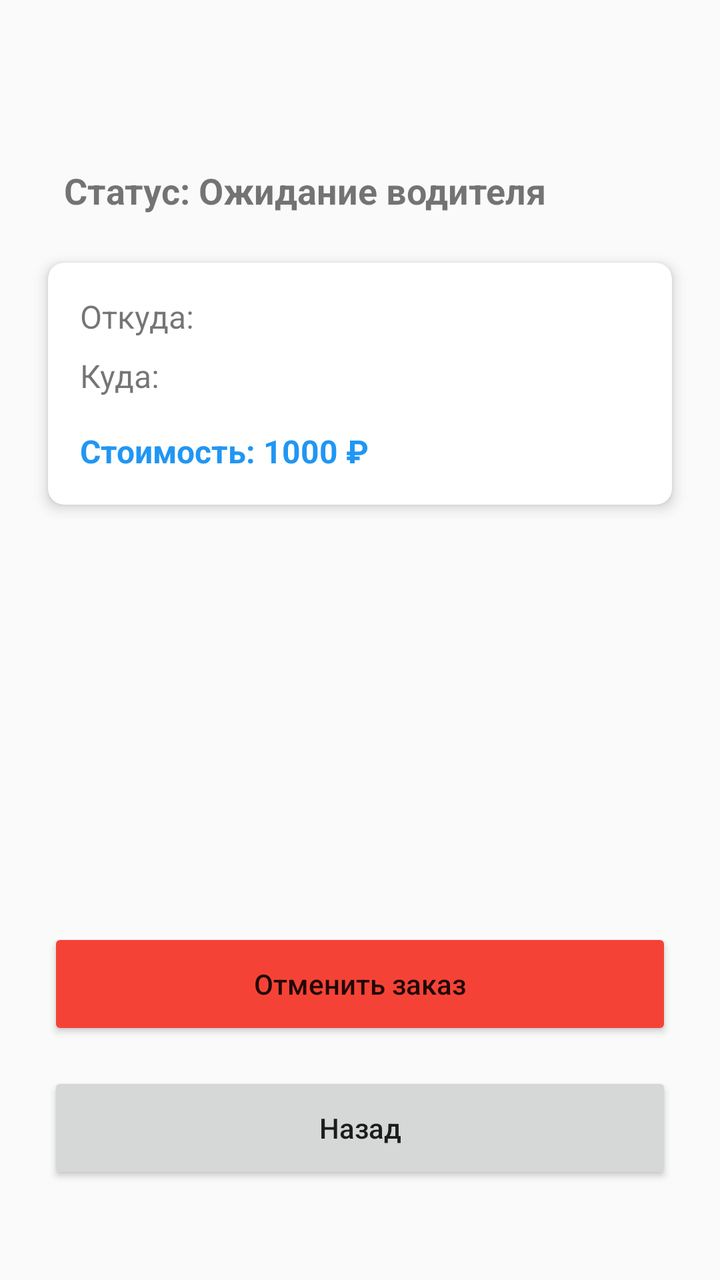
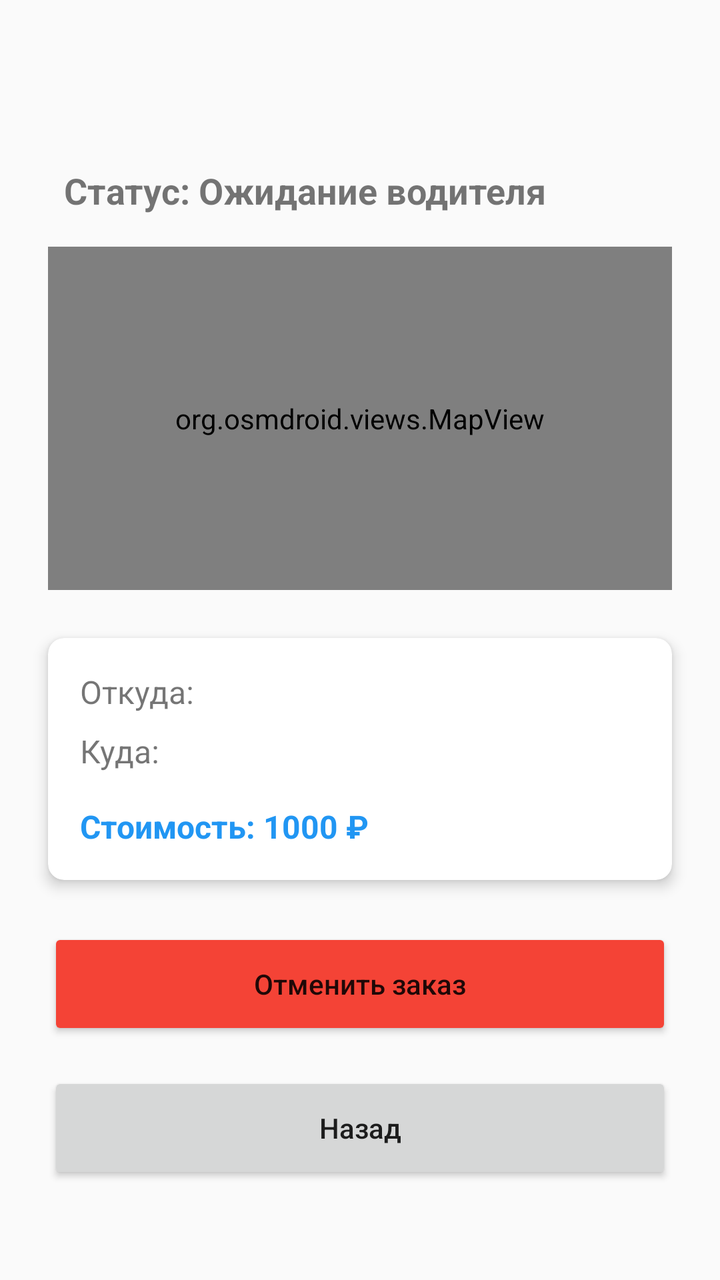

Compare the two renders of this Android layout. The source of the first and the diff that turns it into the second are given below.
<!-- AndroidManifest.xml: application theme Theme.AppCompat.Light.DarkActionBar -->
<!-- res/layout/activity_track_order.xml -->
<?xml version="1.0" encoding="utf-8"?>
<androidx.constraintlayout.widget.ConstraintLayout
    xmlns:android="http://schemas.android.com/apk/res/android"
    xmlns:app="http://schemas.android.com/apk/res-auto"
    android:layout_width="match_parent"
    android:layout_height="match_parent"
    android:padding="16dp"
    android:fitsSystemWindows="true">

    <TextView
        android:id="@+id/tvOrderId"
        android:layout_width="0dp"
        android:layout_height="wrap_content"
        android:textSize="14sp"
        android:textColor="#757575"
        app:layout_constraintTop_toTopOf="parent"
        app:layout_constraintStart_toStartOf="parent"
        android:layout_marginTop="32dp"
        android:layout_marginStart="16dp" />

    <TextView
        android:id="@+id/tvStatus"
        android:layout_width="0dp"
        android:layout_height="wrap_content"
        android:text="Статус: Ожидание водителя"
        android:textSize="18sp"
        android:textStyle="bold"
        app:layout_constraintTop_toBottomOf="@id/tvOrderId"
        app:layout_constraintStart_toStartOf="parent"
        android:layout_marginTop="16dp"
        android:layout_marginStart="16dp" />

    <androidx.cardview.widget.CardView
        android:id="@+id/orderCard"
        android:layout_width="0dp"
        android:layout_height="wrap_content"
        app:cardCornerRadius="8dp"
        app:cardElevation="4dp"
        app:layout_constraintTop_toBottomOf="@id/tvStatus"
        app:layout_constraintStart_toStartOf="parent"
        app:layout_constraintEnd_toEndOf="parent"
        android:layout_marginTop="24dp"
        android:layout_marginStart="8dp"
        android:layout_marginEnd="8dp">

        <LinearLayout
            android:layout_width="match_parent"
            android:layout_height="wrap_content"
            android:orientation="vertical"
            android:padding="16dp">

            <TextView
                android:id="@+id/tvPickupAddress"
                android:layout_width="wrap_content"
                android:layout_height="wrap_content"
                android:text="Откуда: "
                android:textSize="16sp"/>

            <TextView
                android:id="@+id/tvDropoffAddress"
                android:layout_width="wrap_content"
                android:layout_height="wrap_content"
                android:text="Куда: "
                android:textSize="16sp"
                android:layout_marginTop="8dp"/>

            <TextView
                android:id="@+id/tvPrice"
                android:layout_width="wrap_content"
                android:layout_height="wrap_content"
                android:text="Стоимость: 1000 ₽"
                android:textSize="16sp"
                android:textStyle="bold"
                android:textColor="#2196F3"
                android:layout_marginTop="16dp"/>
        </LinearLayout>
    </androidx.cardview.widget.CardView>

    <Button
        android:id="@+id/btnCancelOrder"
        android:layout_width="0dp"
        android:layout_height="56dp"
        android:text="Отменить заказ"
        android:textAllCaps="false"
        android:backgroundTint="#F44336"
        app:layout_constraintBottom_toTopOf="@id/btnBack"
        app:layout_constraintStart_toStartOf="parent"
        app:layout_constraintEnd_toEndOf="parent"
        android:layout_marginBottom="16dp"
        android:layout_marginStart="8dp"
        android:layout_marginEnd="8dp" />

    <Button
        android:id="@+id/btnBack"
        android:layout_width="0dp"
        android:layout_height="56dp"
        android:text="Назад"
        android:textAllCaps="false"
        app:layout_constraintBottom_toBottomOf="parent"
        app:layout_constraintStart_toStartOf="parent"
        app:layout_constraintEnd_toEndOf="parent"
        android:layout_marginBottom="32dp"
        android:layout_marginStart="8dp"
        android:layout_marginEnd="8dp" />

</androidx.constraintlayout.widget.ConstraintLayout>
<!-- resources referenced by this layout -->
<resources>

</resources>

<!-- the commit's change to res/layout/activity_track_order.xml (unified diff, before → after) -->
@@ -30,13 +30,27 @@
         android:layout_marginTop="16dp"
         android:layout_marginStart="16dp" />
 
+    
+    <org.osmdroid.views.MapView
+        android:id="@+id/mapView"
+        android:layout_width="0dp"
+        android:layout_height="0dp"
+        app:layout_constraintTop_toBottomOf="@id/tvStatus"
+        app:layout_constraintBottom_toTopOf="@id/orderCard"
+        app:layout_constraintStart_toStartOf="parent"
+        app:layout_constraintEnd_toEndOf="parent"
+        android:layout_marginTop="16dp"
+        android:layout_marginBottom="16dp"
+        android:layout_marginStart="8dp"
+        android:layout_marginEnd="8dp" />
+
     <androidx.cardview.widget.CardView
         android:id="@+id/orderCard"
         android:layout_width="0dp"
         android:layout_height="wrap_content"
         app:cardCornerRadius="8dp"
         app:cardElevation="4dp"
-        app:layout_constraintTop_toBottomOf="@id/tvStatus"
+        app:layout_constraintTop_toBottomOf="@id/mapView"
         app:layout_constraintStart_toStartOf="parent"
         app:layout_constraintEnd_toEndOf="parent"
         android:layout_marginTop="24dp"
@@ -83,10 +97,10 @@
         android:text="Отменить заказ"
         android:textAllCaps="false"
         android:backgroundTint="#F44336"
-        app:layout_constraintBottom_toTopOf="@id/btnBack"
+        app:layout_constraintTop_toBottomOf="@id/orderCard"
         app:layout_constraintStart_toStartOf="parent"
         app:layout_constraintEnd_toEndOf="parent"
-        android:layout_marginBottom="16dp"
+        android:layout_marginTop="24dp"
         android:layout_marginStart="8dp"
         android:layout_marginEnd="8dp" />
 
@@ -96,11 +110,13 @@
         android:layout_height="56dp"
         android:text="Назад"
         android:textAllCaps="false"
-        app:layout_constraintBottom_toBottomOf="parent"
+        app:layout_constraintTop_toBottomOf="@id/btnCancelOrder"
         app:layout_constraintStart_toStartOf="parent"
         app:layout_constraintEnd_toEndOf="parent"
+        android:layout_marginTop="16dp"
         android:layout_marginBottom="32dp"
         android:layout_marginStart="8dp"
-        android:layout_marginEnd="8dp" />
+        android:layout_marginEnd="8dp"
+        app:layout_constraintBottom_toBottomOf="parent" />
 
 </androidx.constraintlayout.widget.ConstraintLayout>
